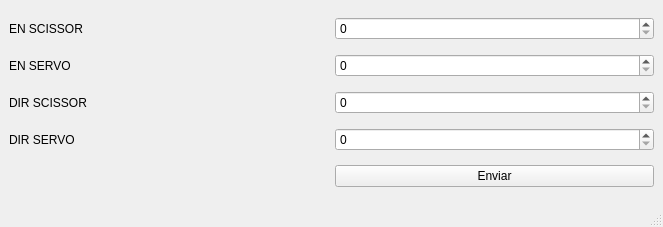
Qt form Software/SimuladorPuertoSerieFPGA/MainWindow.ui (OgLocGreen/proyecto_sistema_mecatronico_industrial) before a commit.
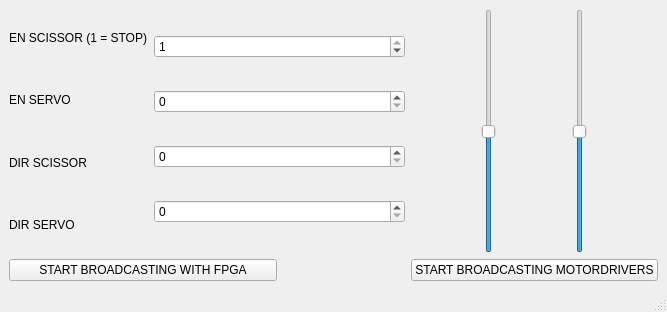
The same form after that commit.

Patch:
```diff
--- a/Software/SimuladorPuertoSerieFPGA/MainWindow.ui
+++ b/Software/SimuladorPuertoSerieFPGA/MainWindow.ui
@@ -6,8 +6,8 @@
    <rect>
     <x>0</x>
     <y>0</y>
-    <width>663</width>
-    <height>227</height>
+    <width>667</width>
+    <height>312</height>
    </rect>
   </property>
   <property name="windowTitle">
@@ -16,65 +16,113 @@
   <widget class="QWidget" name="centralwidget">
    <layout class="QGridLayout" name="gridLayout">
     <item row="0" column="1">
-     <widget class="QSpinBox" name="qenableScissorSpinBox">
-      <property name="maximum">
-       <number>1</number>
-      </property>
-     </widget>
+     <layout class="QVBoxLayout" name="verticalLayout_2">
+      <item>
+       <widget class="QLabel" name="label">
+        <property name="text">
+         <string>EN SCISSOR (1 = STOP)</string>
+        </property>
+       </widget>
+      </item>
+      <item>
+       <widget class="QLabel" name="label_2">
+        <property name="text">
+         <string>EN SERVO</string>
+        </property>
+       </widget>
+      </item>
+      <item>
+       <widget class="QLabel" name="label_3">
+        <property name="text">
+         <string>DIR SCISSOR</string>
+        </property>
+       </widget>
+      </item>
+      <item>
+       <widget class="QLabel" name="label_4">
+        <property name="text">
+         <string>DIR SERVO</string>
+        </property>
+       </widget>
+      </item>
+     </layout>
     </item>
-    <item row="1" column="1">
-     <widget class="QSpinBox" name="qenableServoSpinBox">
-      <property name="maximum">
-       <number>1</number>
-      </property>
-     </widget>
+    <item row="0" column="2" colspan="2">
+     <layout class="QVBoxLayout" name="verticalLayout">
+      <item>
+       <widget class="QSpinBox" name="qenableScissorSpinBox">
+        <property name="maximum">
+         <number>1</number>
+        </property>
+        <property name="value">
+         <number>1</number>
+        </property>
+       </widget>
+      </item>
+      <item>
+       <widget class="QSpinBox" name="qenableServoSpinBox">
+        <property name="maximum">
+         <number>1</number>
+        </property>
+       </widget>
+      </item>
+      <item>
+       <widget class="QSpinBox" name="qdirScissorSpinBox">
+        <property name="maximum">
+         <number>1</number>
+        </property>
+       </widget>
+      </item>
+      <item>
+       <widget class="QSpinBox" name="qdirServoSpinBox">
+        <property name="maximum">
+         <number>1</number>
+        </property>
+       </widget>
+      </item>
+     </layout>
     </item>
-    <item row="4" column="1">
-     <widget class="QSpinBox" name="qdirServoSpinBox">
-      <property name="maximum">
-       <number>1</number>
-      </property>
-     </widget>
-    </item>
-    <item row="5" column="1">
+    <item row="6" column="1" colspan="2">
      <widget class="QPushButton" name="qSendLine_pushButton">
       <property name="text">
-       <string>Enviar</string>
+       <string>START BROADCASTING WITH FPGA</string>
       </property>
      </widget>
     </item>
-    <item row="2" column="1">
-     <widget class="QSpinBox" name="qdirScissorSpinBox">
-      <property name="maximum">
-       <number>1</number>
-      </property>
-     </widget>
+    <item row="0" column="4">
+     <layout class="QHBoxLayout" name="horizontalLayout">
+      <item>
+       <widget class="QSlider" name="qLeftMotor">
+        <property name="minimum">
+         <number>-100</number>
+        </property>
+        <property name="maximum">
+         <number>100</number>
+        </property>
+        <property name="orientation">
+         <enum>Qt::Vertical</enum>
+        </property>
+       </widget>
+      </item>
+      <item>
+       <widget class="QSlider" name="qRighthmotor">
+        <property name="minimum">
+         <number>-100</number>
+        </property>
+        <property name="maximum">
+         <number>100</number>
+        </property>
+        <property name="orientation">
+         <enum>Qt::Vertical</enum>
+        </property>
+       </widget>
+      </item>
+     </layout>
     </item>
-    <item row="0" column="0">
-     <widget class="QLabel" name="label">
+    <item row="6" column="4">
+     <widget class="QPushButton" name="qStartSendMD_pushButton">
       <property name="text">
-       <string>EN SCISSOR</string>
-      </property>
-     </widget>
-    </item>
-    <item row="1" column="0">
-     <widget class="QLabel" name="label_2">
-      <property name="text">
-       <string>EN SERVO</string>
-      </property>
-     </widget>
-    </item>
-    <item row="2" column="0">
-     <widget class="QLabel" name="label_3">
-      <property name="text">
-       <string>DIR SCISSOR</string>
-      </property>
-     </widget>
-    </item>
-    <item row="4" column="0">
-     <widget class="QLabel" name="label_4">
-      <property name="text">
-       <string>DIR SERVO</string>
+       <string>START BROADCASTING MOTORDRIVERS</string>
       </property>
      </widget>
     </item>
```
Left out of the diff: 2 changed lines with no effect on the pictures.
